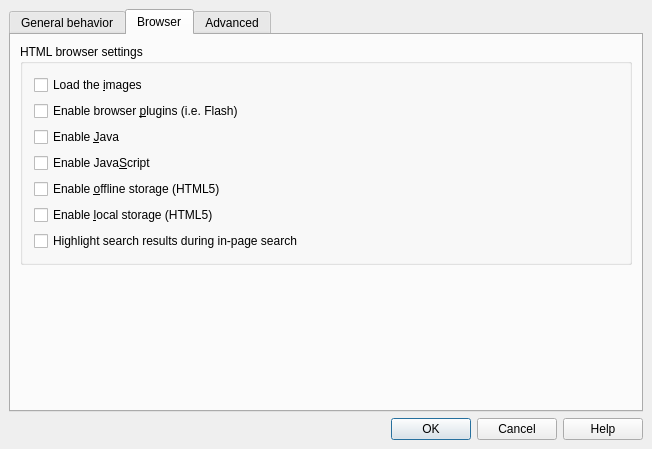
Old version of the form src/dialog_setup.ui in the repository gyunaev/kchmviewer.
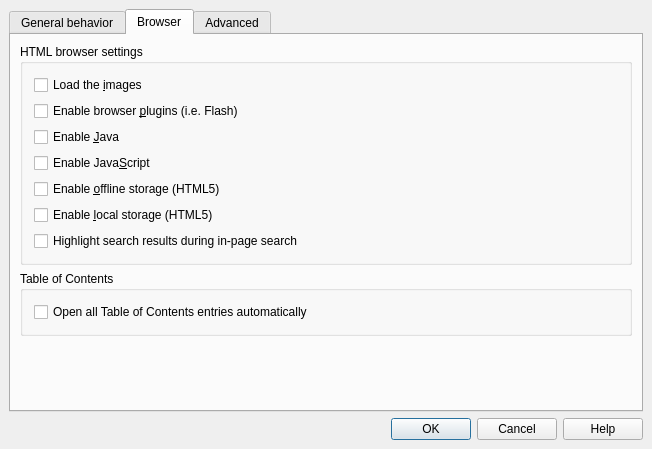
New version of the form. The open tabs and pages were chosen to show the change.

Commit message: Added an option to disable automatic auto-expansion of Table of Contents entries

What changed in the file:
```diff
--- a/src/dialog_setup.ui
+++ b/src/dialog_setup.ui
@@ -354,6 +354,22 @@
          </layout>
         </widget>
        </item>
+       <item>
+        <widget class="QGroupBox" name="groupBox_3">
+         <property name="title">
+          <string>Table of Contents</string>
+         </property>
+         <layout class="QVBoxLayout" name="verticalLayout_2">
+          <item>
+           <widget class="QCheckBox" name="m_openAllTOCEntries">
+            <property name="text">
+             <string>Open all Table of Contents entries automatically</string>
+            </property>
+           </widget>
+          </item>
+         </layout>
+        </widget>
+       </item>
        <item>
         <spacer>
          <property name="orientation">
```
The commit also changes 4 other files.
